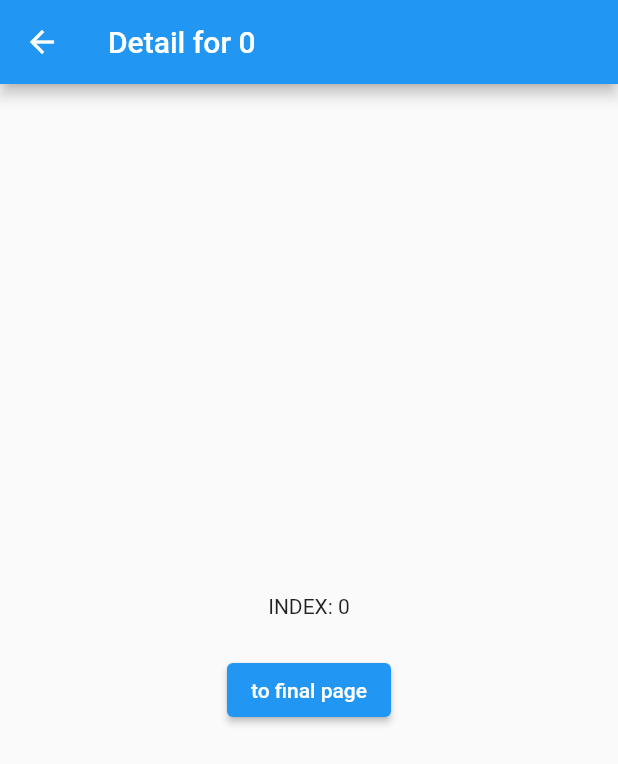
After one commit to ened/routemaster_eval, a Flutter app: the screen it shows after launch, after a tap on an icon or button, on a phone screen of 412 x 824 dp. The commit adds this screen. Shown: the top 764 px of the screen. Run offline on Flutter 3.47's test engine with Material 2 defaults, Android fonts, the phone set to English and light mode, and no system bars; our stand-ins replace routemaster.

Commit message:
Simple nested

```diff
--- a/lib/main.dart
+++ b/lib/main.dart
@@ -1,113 +1,63 @@
 import 'package:flutter/material.dart';
+import 'package:routemaster/routemaster.dart';
+import 'package:routemaster_eval/widgets.dart';
 
-void main() {
-  runApp(MyApp());
-}
+final routes = RouteMap(routes: {
+  '/': (_) {
+    return MaterialPage(
+      child: ListScreen(
+        onSelected: (context, id) {
+          Routemaster.of(context).push('/detail/$id');
+        },
+      ),
+    );
+  },
+  '/detail/:id': (info) {
+    return MaterialPage(
+      child: DetailScreen(
+        id: info.pathParameters['id']!,
+        onTap: (context, id) {
+          Routemaster.of(context).push('/detail/$id/final');
+        },
+      ),
+    );
+  },
+  '/detail/:id/final': (info) {
+    return MaterialPage(
+      child: FinalScreen(
+        id: info.pathParameters['id']!,
+      ),
+    );
+  }
+  // '/feed': (_) => MaterialPage(child: FeedPage()),
+  // '/settings': (_) => MaterialPage(child: SettingsPage()),
+  // '/feed/profile/:id': (info) =>
+  //     MaterialPage(child: ProfilePage(id: info.pathParameters['id'])),
+});
 
-class MyApp extends StatelessWidget {
-  // This widget is the root of your application.
+class MyObserver extends RoutemasterObserver {
+  // RoutemasterObserver extends NavigatorObserver and
+  // receives all nested Navigator events
   @override
-  Widget build(BuildContext context) {
-    return MaterialApp(
-      title: 'Flutter Demo',
-      theme: ThemeData(
-        // This is the theme of your application.
-        //
-        // Try running your application with "flutter run". You'll see the
-        // application has a blue toolbar. Then, without quitting the app, try
-        // changing the primarySwatch below to Colors.green and then invoke
-        // "hot reload" (press "r" in the console where you ran "flutter run",
-        // or simply save your changes to "hot reload" in a Flutter IDE).
-        // Notice that the counter didn't reset back to zero; the application
-        // is not restarted.
-        primarySwatch: Colors.blue,
-      ),
-      home: MyHomePage(title: 'Flutter Demo Home Page'),
-    );
+  void didPop(Route route, Route? previousRoute) {
+    print('Popped a route');
+  }
+
+  // Routemaster-specific observer method
+  @override
+  void didChangeRoute(RouteData routeData, Page page) {
+    print('New route: ${routeData.path}');
   }
 }
 
-class MyHomePage extends StatefulWidget {
-  MyHomePage({Key? key, this.title}) : super(key: key);
-
-  // This widget is the home page of your application. It is stateful, meaning
-  // that it has a State object (defined below) that contains fields that affect
-  // how it looks.
-
-  // This class is the configuration for the state. It holds the values (in this
-  // case the title) provided by the parent (in this case the App widget) and
-  // used by the build method of the State. Fields in a Widget subclass are
-  // always marked "final".
-
-  final String? title;
-
-  @override
-  _MyHomePageState createState() => _MyHomePageState();
+void main() {
+  runApp(
+    MaterialApp.router(
+      routerDelegate: RoutemasterDelegate(
+        observers: [MyObserver()],
+        routesBuilder: (context) => routes,
+      ),
+      routeInformationParser: RoutemasterParser(),
+    ),
+  );
 }
-
-class _MyHomePageState extends State<MyHomePage> {
-  int _counter = 0;
-
-  void _incrementCounter() {
-    setState(() {
-      // This call to setState tells the Flutter framework that something has
-      // changed in this State, which causes it to rerun the build method below
-      // so that the display can reflect the updated values. If we changed
-      // _counter without calling setState(), then the build method would not be
-      // called again, and so nothing would appear to happen.
-      _counter++;
-    });
-  }
-
-  @override
-  Widget build(BuildContext context) {
-    // This method is rerun every time setState is called, for instance as done
-    // by the _incrementCounter method above.
-    //
-    // The Flutter framework has been optimized to make rerunning build methods
-    // fast, so that you can just rebuild anything that needs updating rather
-    // than having to individually change instances of widgets.
-    return Scaffold(
-      appBar: AppBar(
-        // Here we take the value from the MyHomePage object that was created by
-        // the App.build method, and use it to set our appbar title.
-        title: Text(widget.title!),
-      ),
-      body: Center(
-        // Center is a layout widget. It takes a single child and positions it
-        // in the middle of the parent.
-        child: Column(
-          // Column is also a layout widget. It takes a list of children and
-          // arranges them vertically. By default, it sizes itself to fit its
-          // children horizontally, and tries to be as tall as its parent.
-          //
-          // Invoke "debug painting" (press "p" in the console, choose the
-          // "Toggle Debug Paint" action from the Flutter Inspector in Android
-          // Studio, or the "Toggle Debug Paint" command in Visual Studio Code)
-          // to see the wireframe for each widget.
-          //
-          // Column has various properties to control how it sizes itself and
-          // how it positions its children. Here we use mainAxisAlignment to
-          // center the children vertically; the main axis here is the vertical
-          // axis because Columns are vertical (the cross axis would be
-          // horizontal).
-          mainAxisAlignment: MainAxisAlignment.center,
-          children: <Widget>[
-            Text(
-              'You have pushed the button this many times:',
-            ),
-            Text(
-              '$_counter',
-              style: Theme.of(context).textTheme.headline4,
-            ),
-          ],
-        ),
-      ),
-      floatingActionButton: FloatingActionButton(
-        onPressed: _incrementCounter,
-        tooltip: 'Increment',
-        child: Icon(Icons.add),
-      ), // This trailing comma makes auto-formatting nicer for build methods.
-    );
-  }
-}
--- /dev/null
+++ b/lib/widgets.dart
@@ -0,0 +1,71 @@
+import 'package:flutter/material.dart';
+
+typedef StringCallback = Function(BuildContext, String);
+
+class ListScreen extends StatelessWidget {
+  const ListScreen({
+    Key? key,
+    required this.onSelected,
+  }) : super(key: key);
+
+  final StringCallback onSelected;
+
+  @override
+  Widget build(BuildContext context) {
+    return Scaffold(
+      appBar: AppBar(title: Text('List')),
+      body: ListView.builder(
+        itemBuilder: (context, id) => ListTile(
+          title: Text('Item: $id'),
+          onTap: () => this.onSelected(context, '$id'),
+        ),
+        itemCount: 1000,
+      ),
+    );
+  }
+}
+
+class DetailScreen extends StatelessWidget {
+  const DetailScreen({
+    Key? key,
+    required this.id,
+    required this.onTap,
+  }) : super(key: key);
+
+  final String id;
+  final StringCallback onTap;
+
+  @override
+  Widget build(BuildContext context) {
+    return Scaffold(
+      appBar: AppBar(title: Text('Detail for $id')),
+      body: Center(
+        child: Column(
+          mainAxisSize: MainAxisSize.min,
+          children: [
+            Text('INDEX: $id'),
+            SizedBox(height: 24),
+            ElevatedButton(
+              onPressed: () => onTap(context, id),
+              child: Text('to final page'),
+            )
+          ],
+        ),
+      ),
+    );
+  }
+}
+
+class FinalScreen extends StatelessWidget {
+  const FinalScreen({Key? key, required this.id}) : super(key: key);
+
+  final String id;
+
+  @override
+  Widget build(BuildContext context) {
+    return Scaffold(
+      appBar: AppBar(title: Text('Final Screen')),
+      body: Center(child: Text('Can only go back from here.')),
+    );
+  }
+}
--- a/pubspec.yaml
+++ b/pubspec.yaml
@@ -23,7 +23,7 @@ environment:
 dependencies:
   flutter:
     sdk: flutter
-
+  routemaster: ^0.6.2
 
   # The following adds the Cupertino Icons font to your application.
   # Use with the CupertinoIcons class for iOS style icons.
```
Also changed, not shown: pubspec.lock, 1 other file.
